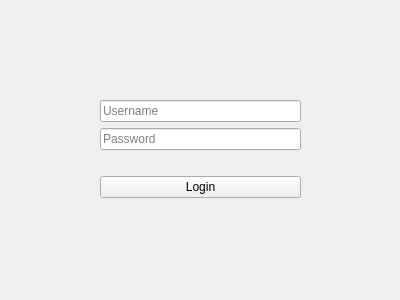
liu-allan/Leukemia-Treatment-Application, file ui/loginform.ui: the form before one commit.
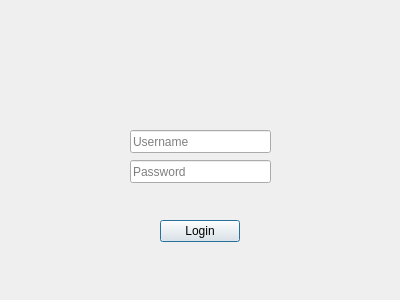
The form after the commit.

Diff of the .ui file:
```diff
--- a/ui/loginform.ui
+++ b/ui/loginform.ui
@@ -13,21 +13,15 @@
   <property name="windowTitle">
    <string>Login</string>
   </property>
-  <widget class="QWidget" name="formLayoutWidget">
-   <property name="geometry">
-    <rect>
-     <x>100</x>
-     <y>100</y>
-     <width>201</width>
-     <height>100</height>
-    </rect>
-   </property>
-   <layout class="QFormLayout" name="CenterLayout">
-    <property name="fieldGrowthPolicy">
-     <enum>QFormLayout::AllNonFixedFieldsGrow</enum>
-    </property>
-    <item row="0" column="0" colspan="2">
      <widget class="QLineEdit" name="usernameLineEdit">
+   <property name="geometry">
+    <rect>
+     <x>130</x>
+     <y>130</y>
+     <width>141</width>
+     <height>23</height>
+    </rect>
+   </property>
       <property name="text">
        <string/>
       </property>
@@ -35,9 +29,15 @@
        <string>Username</string>
       </property>
      </widget>
-    </item>
-    <item row="1" column="0" colspan="2">
      <widget class="QLineEdit" name="passwordLineEdit">
+   <property name="geometry">
+    <rect>
+     <x>130</x>
+     <y>160</y>
+     <width>141</width>
+     <height>23</height>
+    </rect>
+   </property>
       <property name="text">
        <string/>
       </property>
@@ -48,27 +48,39 @@
        <string>Password</string>
       </property>
      </widget>
-    </item>
-    <item row="3" column="0" colspan="2">
      <widget class="QPushButton" name="loginPushButton">
+   <property name="geometry">
+    <rect>
+     <x>160</x>
+     <y>220</y>
+     <width>80</width>
+     <height>22</height>
+    </rect>
+   </property>
       <property name="text">
        <string>Login</string>
       </property>
-     </widget>
-    </item>
-    <item row="2" column="0">
+   <property name="default">
+    <bool>true</bool>
+   </property>
+  </widget>
      <widget class="QLabel" name="errorLabel">
+   <property name="geometry">
+    <rect>
+     <x>100</x>
+     <y>190</y>
+     <width>201</width>
+     <height>21</height>
+    </rect>
+   </property>
       <property name="text">
        <string/>
       </property>
-     </widget>
-    </item>
-   </layout>
-  </widget>
- </widget>
- <tabstops>
-  <tabstop>passwordLineEdit</tabstop>
- </tabstops>
+   <property name="alignment">
+    <set>Qt::AlignCenter</set>
+   </property>
+  </widget>
+ </widget>
  <resources/>
  <connections/>
 </ui>
```
Lines whose indentation alone changed are shown as unchanged.
